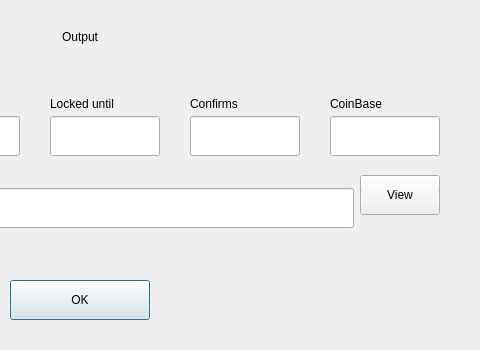
Qt form dialogs_desktop/v_showviewoutputdlg.ui (mwcproject/mwc-qt-wallet) before a commit; both pictures show x 320 to 800 and y 0 to 350 of the 800 by 350 pixel window.
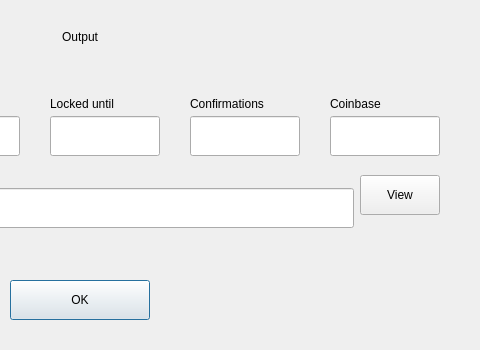
The same form after that commit. Custom widgets are drawn as their Qt base class.

```diff
--- a/dialogs_desktop/v_showviewoutputdlg.ui
+++ b/dialogs_desktop/v_showviewoutputdlg.ui
@@ -242,7 +242,7 @@
           </size>
          </property>
          <property name="text">
-          <string>Confirms</string>
+          <string>Confirmations</string>
          </property>
         </widget>
        </item>
@@ -296,7 +296,7 @@
           </size>
          </property>
          <property name="text">
-          <string>CoinBase</string>
+          <string>Coinbase</string>
          </property>
         </widget>
        </item>
@@ -542,6 +542,11 @@
    <extends>QLineEdit</extends>
    <header>control_desktop/MwcLineEditDlg.h</header>
   </customwidget>
+   <customwidget>
+   <class>control::MwcDialog</class>
+   <extends>QDialog</extends>
+   <header>control_desktop/mwcdialog.h</header>
+  </customwidget>
  </customwidgets>
  <tabstops>
   <tabstop>viewOutput</tabstop>
```
Left out of the diff: 6 changed lines with no effect on the pictures.
